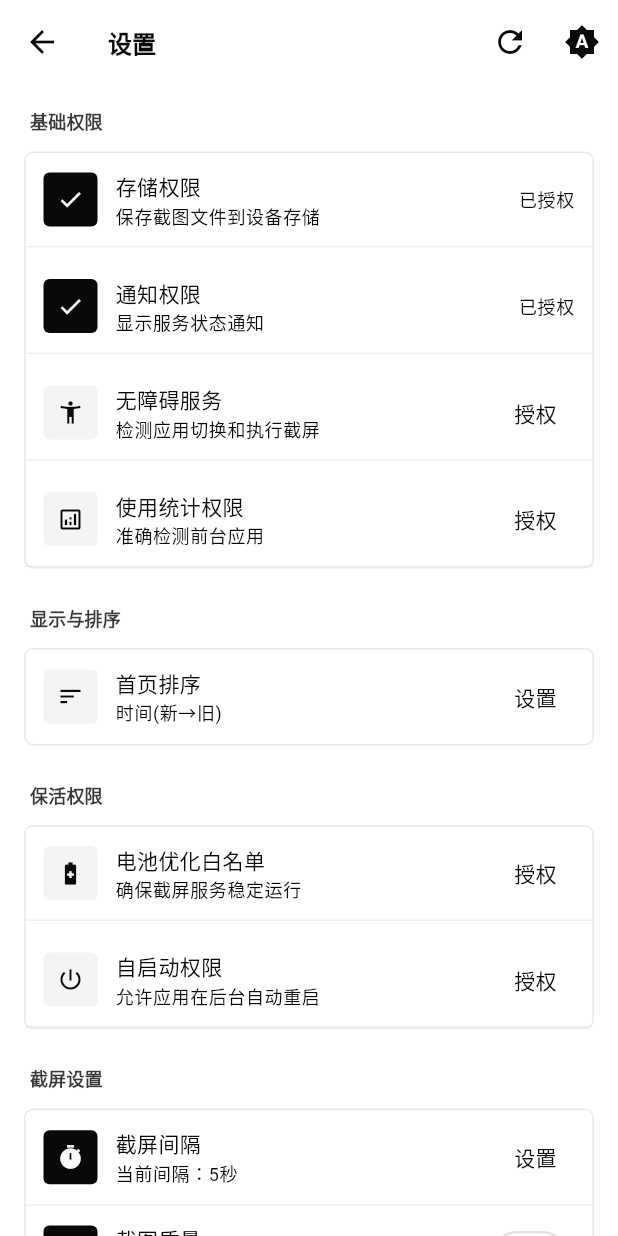
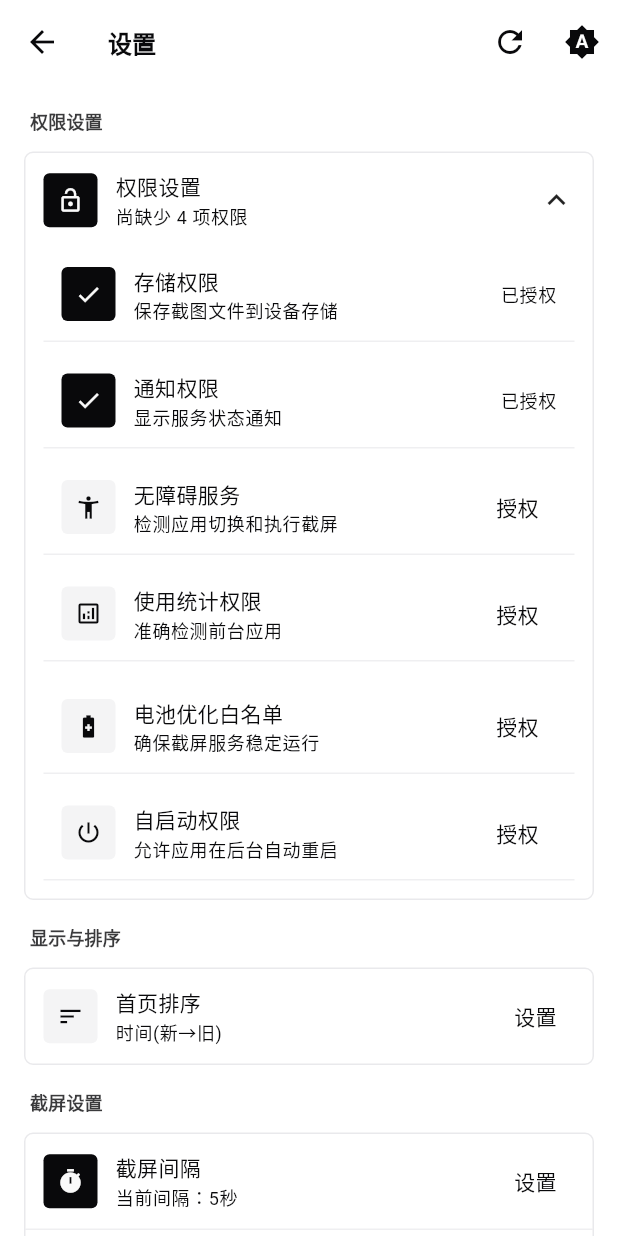
Before and after one commit to 2977094657/ScreenMemo, a Flutter app: the SettingsPage screen opened directly with empty values, on a phone screen of 412 x 824 dp. Run offline on Flutter 3.47's test engine with Material 3 defaults, Android fonts, the phone set to English and light mode, and no system bars; our stand-ins replace permission_handler, photo_view, shared_preferences, sqflite; missing offline and left inert: installed_apps; accounts and stored records are empty.

```diff
--- a/lib/main.dart
+++ b/lib/main.dart
@@ -8,7 +8,6 @@ import 'pages/onboarding_page.dart';
 import 'pages/main_navigation_page.dart';
 import 'pages/screenshot_gallery_page.dart';
 import 'pages/screenshot_viewer_page.dart';
-import 'pages/debug_page.dart';
 import 'services/flutter_logger.dart';
 
 Future<void> main() async {
@@ -64,7 +63,6 @@ class _ScreenMemoAppState extends State<ScreenMemoApp> {
       routes: {
         '/screenshot_gallery': (context) => const ScreenshotGalleryPage(),
         '/screenshot_viewer': (context) => const ScreenshotViewerPage(),
-        '/debug': (context) => const DebugPage(),
       },
     );
   }
--- a/lib/models/screenshot_record.dart
+++ b/lib/models/screenshot_record.dart
@@ -7,6 +7,7 @@ class ScreenshotRecord {
   final DateTime captureTime;
   final int fileSize; // 文件大小（字节）
   final bool isDeleted; // 软删除标记
+  final String? pageUrl; // 截图对应的网页链接（如存在）
 
   const ScreenshotRecord({
     this.id,
@@ -16,6 +17,7 @@ class ScreenshotRecord {
     required this.captureTime,
     required this.fileSize,
     this.isDeleted = false,
+    this.pageUrl,
   });
 
   /// 从数据库映射创建实例
@@ -28,6 +30,7 @@ class ScreenshotRecord {
       captureTime: DateTime.fromMillisecondsSinceEpoch(map['capture_time'] as int),
       fileSize: map['file_size'] as int,
       isDeleted: (map['is_deleted'] as int) == 1,
+      pageUrl: map.containsKey('page_url') ? map['page_url'] as String? : null,
     );
   }
 
@@ -41,6 +44,7 @@ class ScreenshotRecord {
       'capture_time': captureTime.millisecondsSinceEpoch,
       'file_size': fileSize,
       'is_deleted': isDeleted ? 1 : 0,
+      'page_url': pageUrl,
     };
   }
 
@@ -53,6 +57,7 @@ class ScreenshotRecord {
     DateTime? captureTime,
     int? fileSize,
     bool? isDeleted,
+    String? pageUrl,
   }) {
     return ScreenshotRecord(
       id: id ?? this.id,
@@ -62,12 +67,13 @@ class ScreenshotRecord {
       captureTime: captureTime ?? this.captureTime,
       fileSize: fileSize ?? this.fileSize,
       isDeleted: isDeleted ?? this.isDeleted,
+      pageUrl: pageUrl ?? this.pageUrl,
     );
   }
 
   @override
   String toString() {
-    return 'ScreenshotRecord{id: $id, appName: $appName, filePath: $filePath, captureTime: $captureTime}';
+    return 'ScreenshotRecord{id: $id, appName: $appName, filePath: $filePath, captureTime: $captureTime, pageUrl: $pageUrl}';
   }
 
   @override
@@ -91,6 +97,7 @@ class ScreenshotRecord {
         filePath.hashCode ^
         captureTime.hashCode ^
         fileSize.hashCode ^
-        isDeleted.hashCode;
+        isDeleted.hashCode ^
+        (pageUrl?.hashCode ?? 0);
   }
 }
--- a/lib/pages/settings_page.dart
+++ b/lib/pages/settings_page.dart
@@ -29,6 +29,7 @@ class _SettingsPageState extends State<SettingsPage> with WidgetsBindingObserver
   Map<String, bool> _keepAlivePermissions = {};
   bool _isLoading = true;
   bool _isLoadingKeepAlive = true;
+  bool _permissionsExpanded = true; // 权限下拉菜单展开状态：默认展开，全部授权后自动收起
   int _screenshotInterval = 5;
   String _sortMode = 'timeDesc';
 
@@ -43,6 +44,157 @@ class _SettingsPageState extends State<SettingsPage> with WidgetsBindingObserver
   Timer? _batteryPermissionTimer;
   int _batteryCheckCount = 0;
   bool _exportingDb = false;
+
+  bool _allPermissionsGranted() {
+    try {
+      final basicKeys = ['storage', 'notification', 'accessibility', 'usage_stats'];
+      final keepKeys = ['battery_optimization', 'autostart'];
+      for (final k in basicKeys) {
+        if (!(_permissions[k] ?? false)) return false;
+      }
+      for (final k in keepKeys) {
+        if (!(_keepAlivePermissions[k] ?? false)) return false;
+      }
+      return true;
+    } catch (_) {
+      return false;
+    }
+  }
+
+  Widget _buildPermissionsDropdown(BuildContext context) {
+    final basicItems = [
+      _buildPermissionItem(
+        context: context,
+        icon: Icons.folder_outlined,
+        title: '存储权限',
+        description: '保存截图文件到设备存储',
+        isGranted: _permissions['storage'] ?? false,
+        onRequest: () => _requestPermission('storage'),
+      ),
+      const SizedBox(height: AppTheme.spacing2),
+      _buildPermissionItem(
+        context: context,
+        icon: Icons.notifications_outlined,
+        title: '通知权限',
+        description: '显示服务状态通知',
+        isGranted: _permissions['notification'] ?? false,
+        onRequest: () => _requestPermission('notification'),
+      ),
+      const SizedBox(height: AppTheme.spacing2),
+      _buildPermissionItem(
+        context: context,
+        icon: Icons.accessibility_new_outlined,
+        title: '无障碍服务',
+        description: '检测应用切换和执行截屏',
+        isGranted: _permissions['accessibility'] ?? false,
+        onRequest: () => _requestPermission('accessibility'),
+      ),
+      const SizedBox(height: AppTheme.spacing2),
+      _buildPermissionItem(
+        context: context,
+        icon: Icons.analytics_outlined,
+        title: '使用统计权限',
+        description: '准确检测前台应用',
+        isGranted: _permissions['usage_stats'] ?? false,
+        onRequest: () => _requestPermission('usage_stats'),
+      ),
+    ];
+
+    final keepAliveItems = [
+      _buildPermissionItem(
+        context: context,
+        icon: Icons.battery_saver_outlined,
+        title: '电池优化白名单',
+        description: '确保截屏服务稳定运行',
+        isGranted: _keepAlivePermissions['battery_optimization'] ?? false,
+        onRequest: () => _requestPermission('battery_optimization'),
+      ),
+      const SizedBox(height: AppTheme.spacing2),
+      _buildPermissionItem(
+        context: context,
+        icon: Icons.power_settings_new_outlined,
+        title: '自启动权限',
+        description: '允许应用在后台自动重启',
+        isGranted: _keepAlivePermissions['autostart'] ?? false,
+        onRequest: () => _requestPermission('autostart'),
+      ),
+    ];
+
+    int missingCount = 0;
+    final allPairs = <bool>[];
+    allPairs.add(_permissions['storage'] ?? false);
+    allPairs.add(_permissions['notification'] ?? false);
+    allPairs.add(_permissions['accessibility'] ?? false);
+    allPairs.add(_permissions['usage_stats'] ?? false);
+    allPairs.add(_keepAlivePermissions['battery_optimization'] ?? false);
+    allPairs.add(_keepAlivePermissions['autostart'] ?? false);
+    for (final g in allPairs) {
+      if (!g) missingCount++;
+    }
+
+    return Container(
+      padding: const EdgeInsets.all(AppTheme.spacing3),
+      child: Column(
+        crossAxisAlignment: CrossAxisAlignment.start,
+        children: [
+          GestureDetector(
+            onTap: () {
+              setState(() { _permissionsExpanded = !_permissionsExpanded; });
+            },
+            behavior: HitTestBehavior.opaque,
+            child: Row(
+              children: [
+                Container(
+                  width: 36,
+                  height: 36,
+                  decoration: BoxDecoration(
+                    color: Theme.of(context).colorScheme.primaryContainer,
+                    borderRadius: BorderRadius.circular(AppTheme.radiusSm),
+                  ),
+                  child: Icon(
+                    _allPermissionsGranted() ? Icons.verified_user : Icons.lock_open,
+                    color: Theme.of(context).colorScheme.onPrimaryContainer,
+                    size: 18,
+                  ),
+                ),
+                const SizedBox(width: AppTheme.spacing3),
+                Expanded(
+                  child: Column(
+                    crossAxisAlignment: CrossAxisAlignment.start,
+                    children: [
+                      Text(
+                        '权限设置',
+                        style: Theme.of(context).textTheme.bodyMedium?.copyWith(
+                              fontWeight: FontWeight.w500,
+                            ),
+                      ),
+                      const SizedBox(height: 2),
+                      Text(
+                        _allPermissionsGranted() ? '已全部授权' : '尚缺少 $missingCount 项权限',
+                        style: Theme.of(context).textTheme.bodySmall?.copyWith(
+                              color: Theme.of(context).colorScheme.onSurfaceVariant,
+                            ),
+                      ),
+                    ],
+                  ),
+                ),
+                const SizedBox(width: AppTheme.spacing2),
+                Icon(_permissionsExpanded ? Icons.expand_less : Icons.expand_more),
+              ],
+            ),
+          ),
+          if (_permissionsExpanded) ...[
+            const SizedBox(height: AppTheme.spacing3),
+            // 基础权限
+            ...basicItems,
+            const SizedBox(height: AppTheme.spacing3),
+            // 保活权限
+            ...keepAliveItems,
+          ],
+        ],
+      ),
+    );
+  }
 
   @override
   void initState() {
@@ -156,6 +308,11 @@ class _SettingsPageState extends State<SettingsPage> with WidgetsBindingObserver
       _loadPermissions(),
       _loadKeepAlivePermissions(),
     ]);
+    if (mounted) {
+      setState(() {
+        _permissionsExpanded = !_allPermissionsGranted();
+      });
+    }
   }
 
   Future<void> _loadPermissions() async {
@@ -165,6 +322,10 @@ class _SettingsPageState extends State<SettingsPage> with WidgetsBindingObserver
         setState(() {
           _permissions = permissions;
           _isLoading = false;
+        });
+        // 全部授权后自动收起
+        setState(() {
+          _permissionsExpanded = !_allPermissionsGranted();
         });
       }
     } catch (e) {
@@ -193,6 +354,10 @@ class _SettingsPageState extends State<SettingsPage> with WidgetsBindingObserver
           _keepAlivePermissions = Map<String, bool>.from(result ?? {});
           _isLoadingKeepAlive = false;
         });
+        // 全部授权后自动收起
+        setState(() {
+          _permissionsExpanded = !_allPermissionsGranted();
+        });
       }
       print('保活权限状态更新完成: $_keepAlivePermissions');
     } catch (e) {
@@ -206,6 +371,9 @@ class _SettingsPageState extends State<SettingsPage> with WidgetsBindingObserver
             'battery_whitelist_actual': false,
           };
           _isLoadingKeepAlive = false;
+        });
+        setState(() {
+          _permissionsExpanded = !_allPermissionsGranted();
         });
       }
     }
@@ -352,50 +520,16 @@ class _SettingsPageState extends State<SettingsPage> with WidgetsBindingObserver
           : ListView(
               padding: const EdgeInsets.all(AppTheme.spacing4),
               children: [
-                // 基础权限
+                // 统一权限下拉菜单
                 _buildSection(
                   context: context,
-                  title: '基础权限',
+                  title: '权限设置',
                   children: [
-                    _buildPermissionItem(
-                      context: context,
-                      icon: Icons.folder_outlined,
-                      title: '存储权限',
-                      description: '保存截图文件到设备存储',
-                      isGranted: _permissions['storage'] ?? false,
-                      onRequest: () => _requestPermission('storage'),
-                    ),
-                    const SizedBox(height: AppTheme.spacing2),
-                    _buildPermissionItem(
-                      context: context,
-                      icon: Icons.notifications_outlined,
-                      title: '通知权限',
-                      description: '显示服务状态通知',
-                      isGranted: _permissions['notification'] ?? false,
-                      onRequest: () => _requestPermission('notification'),
-                    ),
-                    const SizedBox(height: AppTheme.spacing2),
-                    _buildPermissionItem(
-                      context: context,
-                      icon: Icons.accessibility_new_outlined,
-                      title: '无障碍服务',
-                      description: '检测应用切换和执行截屏',
-                      isGranted: _permissions['accessibility'] ?? false,
-                      onRequest: () => _requestPermission('accessibility'),
-                    ),
-                    const SizedBox(height: AppTheme.spacing2),
-                    _buildPermissionItem(
-                      context: context,
-                      icon: Icons.analytics_outlined,
-                      title: '使用统计权限',
-                      description: '准确检测前台应用',
-                      isGranted: _permissions['usage_stats'] ?? false,
-                      onRequest: () => _requestPermission('usage_stats'),
-                    ),
+                    _buildPermissionsDropdown(context),
                   ],
                 ),
 
-                const SizedBox(height: AppTheme.spacing6),
+                const SizedBox(height: AppTheme.spacing4),
 
                 // 显示与排序
                 _buildSection(
@@ -406,34 +540,7 @@ class _SettingsPageState extends State<SettingsPage> with WidgetsBindingObserver
                   ],
                 ),
 
-                const SizedBox(height: AppTheme.spacing6),
-
-                // 保活权限
-                _buildSection(
-                  context: context,
-                  title: '保活权限',
-                  children: [
-                    _buildPermissionItem(
-                      context: context,
-                      icon: Icons.battery_saver_outlined,
-                      title: '电池优化白名单',
-                      description: '确保截屏服务稳定运行',
-                      isGranted: _keepAlivePermissions['battery_optimization'] ?? false,
-                      onRequest: () => _requestPermission('battery_optimization'),
-                    ),
-                    const SizedBox(height: AppTheme.spacing2),
-                    _buildPermissionItem(
-                      context: context,
-                      icon: Icons.power_settings_new_outlined,
-                      title: '自启动权限',
-                      description: '允许应用在后台自动重启',
-                      isGranted: _keepAlivePermissions['autostart'] ?? false,
-                      onRequest: () => _requestPermission('autostart'),
-                    ),
-                  ],
-                ),
-
-                const SizedBox(height: AppTheme.spacing6),
+                const SizedBox(height: AppTheme.spacing4),
 
                 // 截屏设置
                 _buildSection(
@@ -445,7 +552,7 @@ class _SettingsPageState extends State<SettingsPage> with WidgetsBindingObserver
                   ],
                 ),
 
-                const SizedBox(height: AppTheme.spacing6),
+                const SizedBox(height: AppTheme.spacing4),
 
                 // 数据与备份
                 _buildSection(
--- a/lib/services/permission_service.dart
+++ b/lib/services/permission_service.dart
@@ -42,6 +42,7 @@ class PermissionService with WidgetsBindingObserver {
             // 将截图保存事件转发给 ScreenshotService 处理并入库
             final Map<String, dynamic> args =
                 Map<String, dynamic>.from(call.arguments as Map);
+            // 允许包含可选的 pageUrl 字段
             await ScreenshotService.instance
                 .handleScreenshotSavedFromPlatform(args);
           } catch (e) {
```
Also changed, not shown: lib/pages/debug_page.dart (deleted, +0 -285 lines), lib/pages/main_navigation_page.dart (+22 -14 lines), lib/pages/screenshot_viewer_page.dart (+0 -9 lines), lib/services/flutter_logger.dart (+1 -44 lines).
